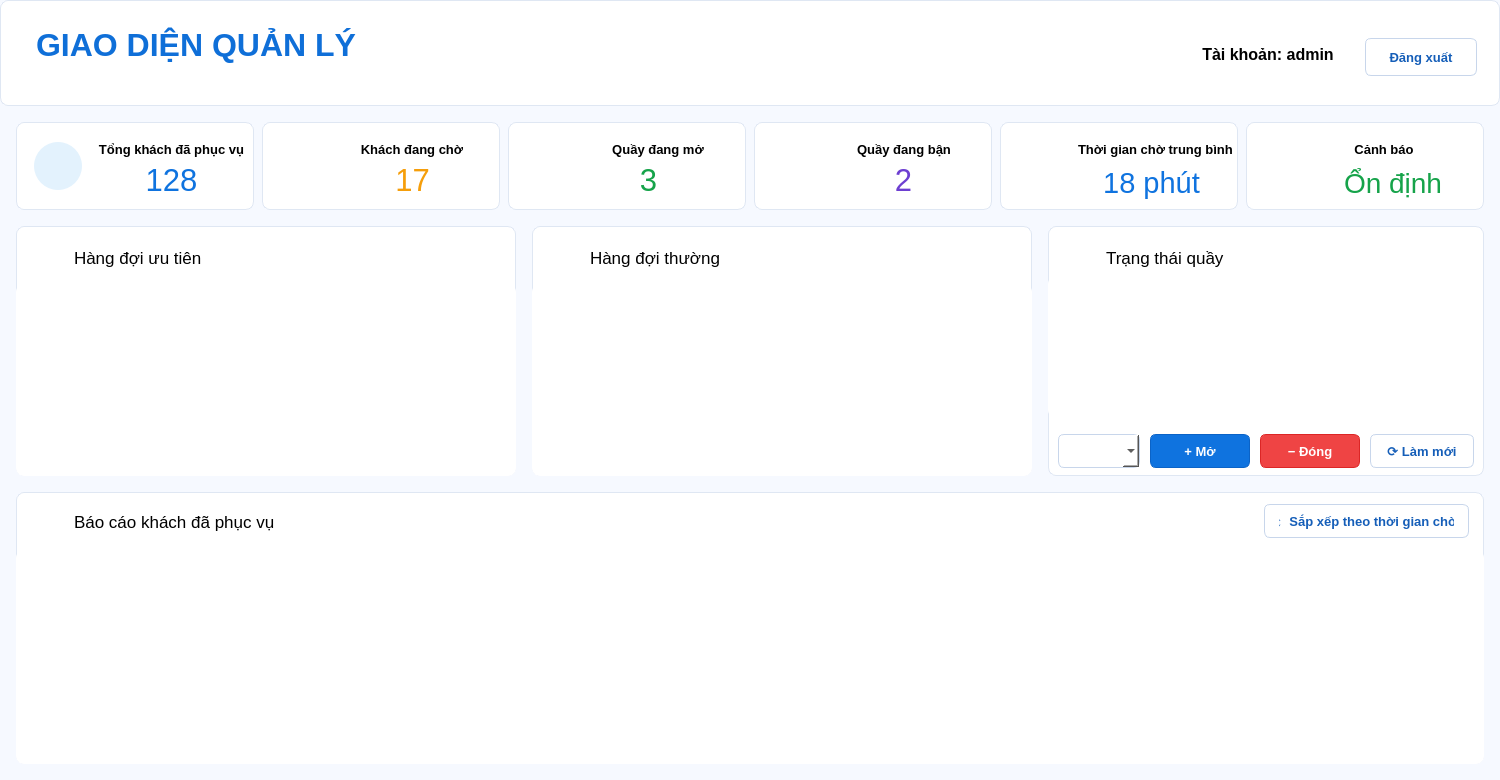
The window that ui/quan_ly.ui (DangDan111/Nhom4_Hethongmophonghangdoidichvu) describes before a commit, drawn with Qt 5.
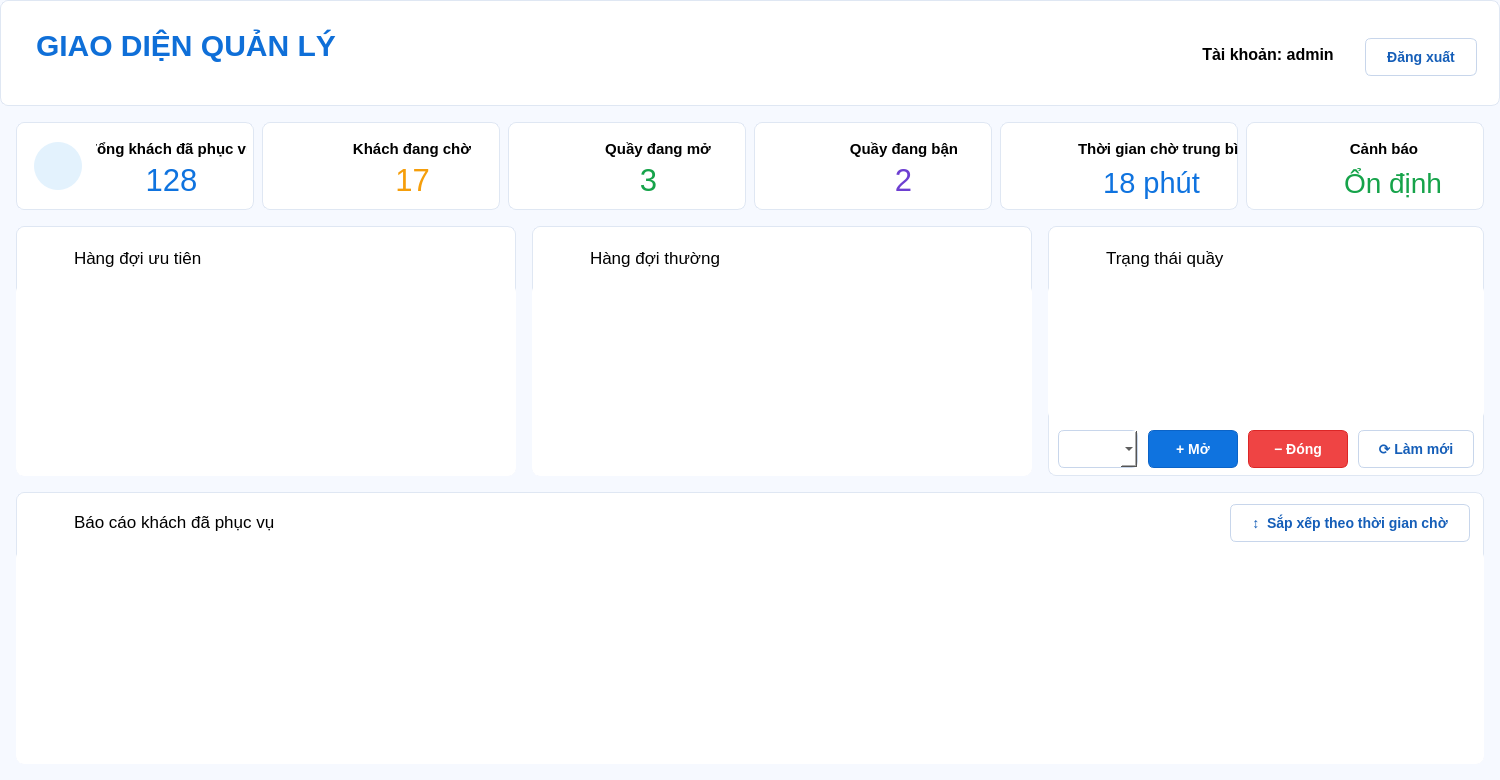
The same window after the commit. Icons and pictures are not drawn.

The edit to the form file:
```diff
--- a/ui/quan_ly.ui
+++ b/ui/quan_ly.ui
@@ -43,6 +43,7 @@
 }
 QLabel#lblTitle {
     color: #0f6fd8;
+    font-size: 30px;
     font-weight: 800;
     letter-spacing: 0px;
 }
@@ -51,6 +52,16 @@
 }
 QLabel.sectionTitle {
     color: #155eb8;
+    font-size: 17px;
+    font-weight: 800;
+}
+QLabel#cardTongDaPhucVuTitle,
+QLabel#cardKhachDangChoTitle,
+QLabel#cardQuayDangMoTitle,
+QLabel#cardQuayDangBanTitle,
+QLabel#cardThoiGianChoTBTitle,
+QLabel#cardCanhBaoTitle {
+    font-size: 15px;
     font-weight: 800;
 }
 QLabel.metricValue {
@@ -68,6 +79,7 @@
     border: 1px solid #0b63c7;
     border-radius: 6px;
     padding: 7px 14px;
+    font-size: 14px;
     font-weight: 700;
 }
 QPushButton#btnDangXuat,
@@ -94,12 +106,14 @@
     gridline-color: #edf1f7;
     selection-background-color: #dbeafe;
     selection-color: #111827;
+    font-size: 14px;
 }
 QHeaderView::section {
     background: #ffffff;
     border: 0px;
     border-bottom: 1px solid #e5eaf2;
     padding: 8px 6px;
+    font-size: 14px;
     font-weight: 700;
     color: #111827;
 }
@@ -121,9 +135,9 @@
     <property name="geometry">
      <rect>
       <x>36</x>
-      <y>24</y>
-      <width>430</width>
-      <height>42</height>
+      <y>20</y>
+      <width>520</width>
+      <height>50</height>
      </rect>
     </property>
     <property name="font">
@@ -1136,9 +1150,9 @@
     <property name="geometry">
      <rect>
       <x>0</x>
-      <y>50</y>
-      <width>416</width>
-      <height>142</height>
+      <y>58</y>
+      <width>436</width>
+      <height>136</height>
      </rect>
     </property>
     <property name="focusPolicy">
@@ -1158,19 +1172,19 @@
     <property name="geometry">
      <rect>
       <x>10</x>
-      <y>208</y>
-      <width>82</width>
-      <height>34</height>
+      <y>204</y>
+      <width>80</width>
+      <height>38</height>
      </rect>
     </property>
    </widget>
    <widget class="QPushButton" name="btnMoQuay">
     <property name="geometry">
      <rect>
-      <x>102</x>
-      <y>208</y>
-      <width>100</width>
-      <height>34</height>
+      <x>100</x>
+      <y>204</y>
+      <width>90</width>
+      <height>38</height>
      </rect>
     </property>
     <property name="font">
@@ -1190,10 +1204,10 @@
    <widget class="QPushButton" name="btnDongQuay">
     <property name="geometry">
      <rect>
-      <x>212</x>
-      <y>208</y>
+      <x>200</x>
+      <y>204</y>
       <width>100</width>
-      <height>34</height>
+      <height>38</height>
      </rect>
     </property>
     <property name="font">
@@ -1213,10 +1227,10 @@
    <widget class="QPushButton" name="btnLamMoi">
     <property name="geometry">
      <rect>
-      <x>322</x>
-      <y>208</y>
-      <width>104</width>
-      <height>34</height>
+      <x>310</x>
+      <y>204</y>
+      <width>116</width>
+      <height>38</height>
      </rect>
     </property>
     <property name="font">
@@ -1304,10 +1318,10 @@
    <widget class="QPushButton" name="btnSapXepBaoCao">
     <property name="geometry">
      <rect>
-      <x>1248</x>
+      <x>1214</x>
       <y>12</y>
-      <width>205</width>
-      <height>34</height>
+      <width>240</width>
+      <height>38</height>
      </rect>
     </property>
     <property name="font">
```
